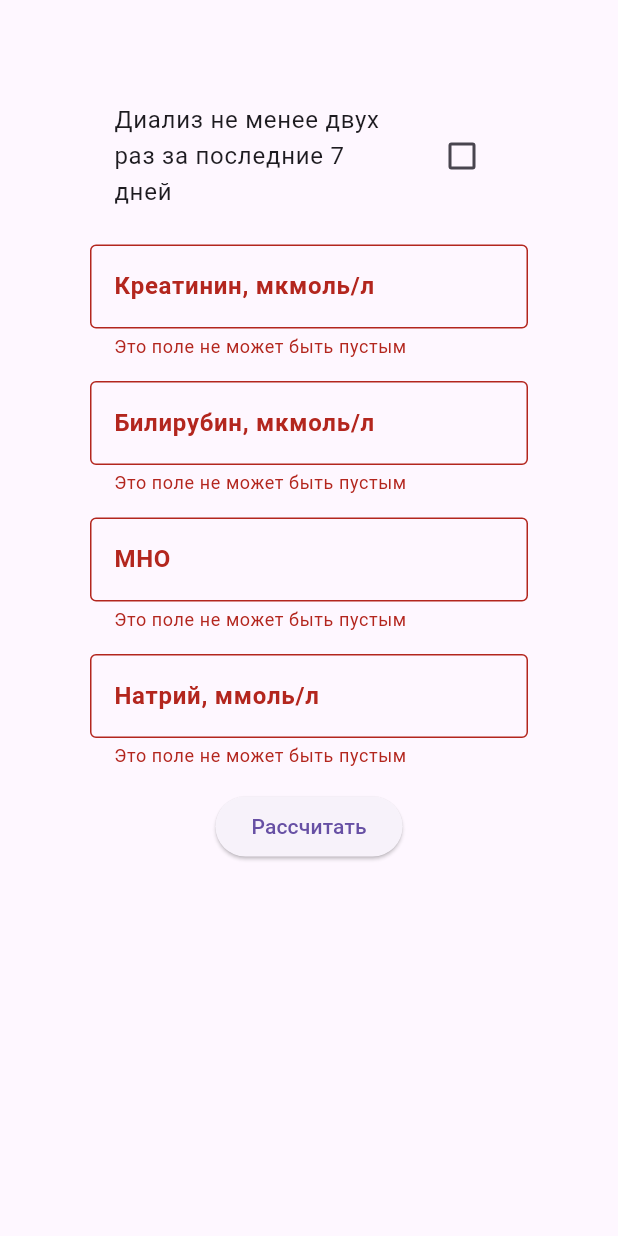
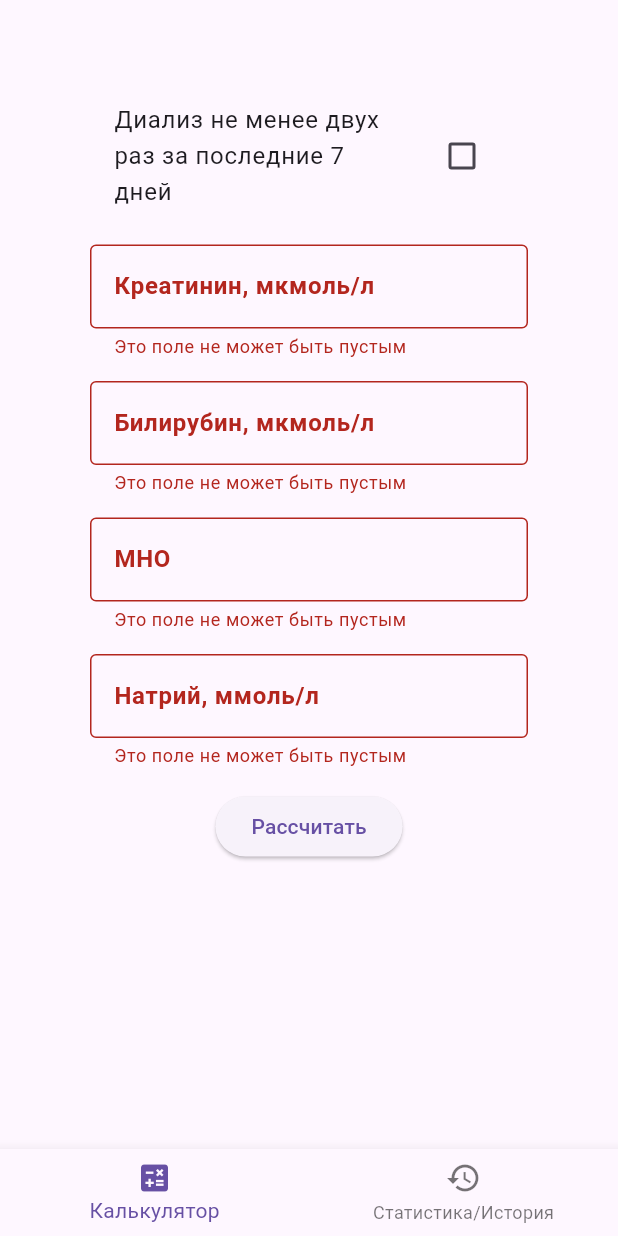
Before and after one commit to Chromiumore/MedCalc, a Flutter app: the screen it shows after launch, after a tap on "Рассчитать", on a phone screen of 412 x 824 dp. Run offline on Flutter 3.47's test engine with Material 3 defaults, Android fonts, the light colour scheme and no system bars; our stand-ins replace go_router.

Commit message:
bottom navigation

```diff
--- a/med_calc/lib/main.dart
+++ b/med_calc/lib/main.dart
@@ -1,5 +1,6 @@
 import 'package:flutter/material.dart';
-import 'package:med_calc/calculator_screen.dart';
+
+import 'router.dart';
 
 void main() {
   runApp(const MainApp());
@@ -10,8 +11,8 @@ class MainApp extends StatelessWidget {
 
   @override
   Widget build(BuildContext context) {
-    return const MaterialApp(
-      home: CalculatorScreen()
+    return MaterialApp.router(
+      routerConfig: router,
     );
   }
 }
--- /dev/null
+++ b/med_calc/lib/router.dart
@@ -0,0 +1,34 @@
+import 'package:flutter/cupertino.dart';
+import 'package:go_router/go_router.dart';
+import 'package:med_calc/calculator_screen.dart';
+import 'package:med_calc/scaffold_with_navbar.dart';
+import 'package:med_calc/staticstics_screen.dart';
+
+final router = GoRouter(
+  initialLocation: '/calculator',
+  routes: [
+    StatefulShellRoute.indexedStack(
+      builder: (context, state, navigationShell) {
+        return ScaffoldWithNavbar(navigationShell: navigationShell);
+      },
+      branches: [
+        StatefulShellBranch(
+          routes: [
+            GoRoute(
+              path: '/calculator',
+              builder: (context, state) => const CalculatorScreen(),
+            ),
+          ]
+        ),
+        StatefulShellBranch(
+          routes: [
+            GoRoute(
+              path: '/statistics',
+              builder:(context, state) => const StaticsticsScreen(),
+            ),
+          ]
+        )
+      ]
+      )
+  ]
+);
--- /dev/null
+++ b/med_calc/lib/scaffold_with_navbar.dart
@@ -0,0 +1,29 @@
+import 'package:flutter/material.dart';
+import 'package:go_router/go_router.dart';
+
+class ScaffoldWithNavbar extends StatelessWidget {
+  const ScaffoldWithNavbar({super.key, required this.navigationShell});
+
+  final StatefulNavigationShell navigationShell;
+
+  @override
+  Widget build(BuildContext context) {
+    return Scaffold(
+      body: navigationShell,
+      bottomNavigationBar: BottomNavigationBar(
+        items: const [
+          BottomNavigationBarItem(icon: Icon(Icons.calculate), label: 'Калькулятор'),
+          BottomNavigationBarItem(icon: Icon(Icons.history), label: 'Статистика/История')
+        ],
+        currentIndex: navigationShell.currentIndex,
+        onTap: (index) {
+          navigationShell.goBranch(
+            index,
+            initialLocation: index == navigationShell.currentIndex
+          );
+        },
+        ),
+    );
+  }
+
+}
--- /dev/null
+++ b/med_calc/lib/staticstics_screen.dart
@@ -0,0 +1,15 @@
+import 'package:flutter/material.dart';
+
+class StaticsticsScreen extends StatelessWidget {
+  const StaticsticsScreen({super.key});
+
+  @override
+  Widget build(BuildContext context) {
+    return Scaffold(
+      body: Center(
+        child: Text('Страница статистики'),
+      ),
+    );
+  }
+
+}
--- a/med_calc/pubspec.yaml
+++ b/med_calc/pubspec.yaml
@@ -9,6 +9,7 @@ environment:
 dependencies:
   flutter:
     sdk: flutter
+  go_router: ^17.0.1
 
 dev_dependencies:
   flutter_test:
```
Also changed, not shown: med_calc/pubspec.lock.
